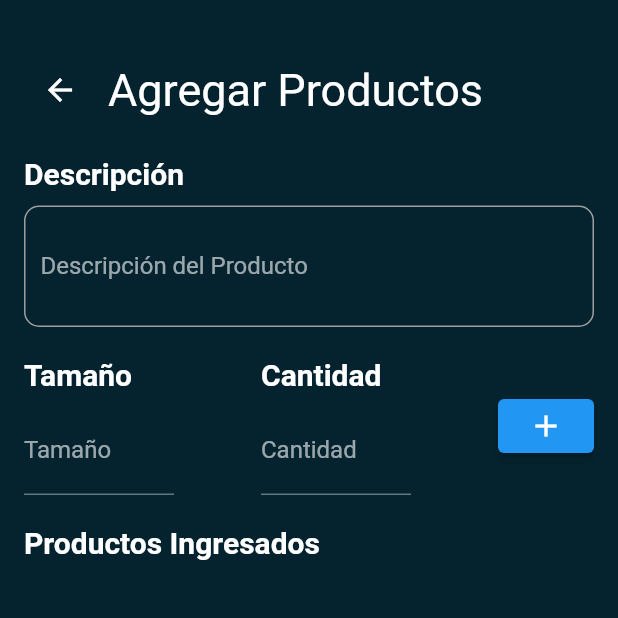
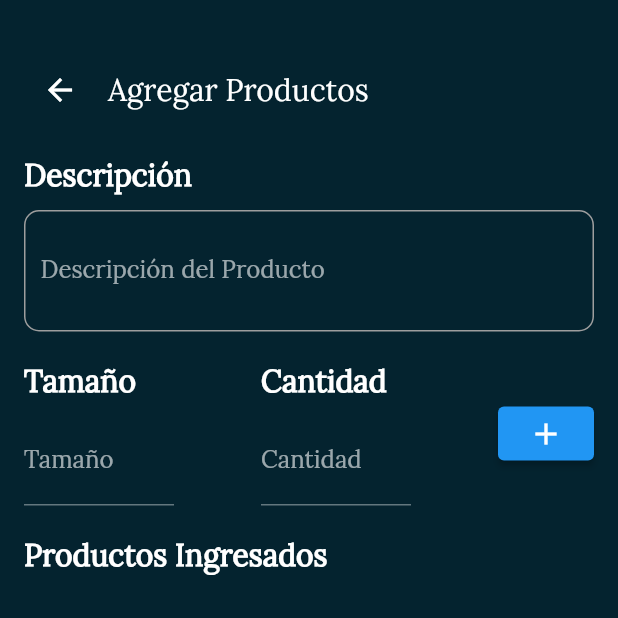
Before and after one commit to Artyonnm/ProyectoSSR, a Flutter app: the InicioInv screen opened by its route, after a tap on "Agregar productos", on a phone screen of 412 x 824 dp, the top half of it. Run offline on Flutter 3.47's test engine with Material 2 defaults, Android fonts, the phone set to English and light mode, and no system bars; network calls fail; project files that could hold a hidden picture were left out.

Commit message:
Cambios fuente

```diff
--- a/appprueba/lib/pages/AgregaProductos.dart
+++ b/appprueba/lib/pages/AgregaProductos.dart
@@ -51,8 +51,8 @@ class _AgregarProductoState extends State<AgregarProducto> {
                   const Text(
                     'Agregar Productos',
                     style: TextStyle(
-                      fontFamily: '',
-                      fontSize: 30,
+                      fontFamily: 'Lora',
+                      fontSize: 20,
                       color: Colors.white,
                     ),
                   ),
@@ -62,6 +62,7 @@ class _AgregarProductoState extends State<AgregarProducto> {
               const Text(
                 'Descripción',
                 style: TextStyle(
+                  fontFamily: 'Lora',
                   fontSize: 20,
                   fontWeight: FontWeight.bold,
                 ),
@@ -87,7 +88,10 @@ class _AgregarProductoState extends State<AgregarProducto> {
                   },
                   decoration: const InputDecoration(
                     labelText: 'Descripción del Producto',
-                    labelStyle: TextStyle(fontSize: 16),
+                    labelStyle: TextStyle(
+                      fontSize: 16,
+                      fontFamily: 'Lora',
+                    ),
                     border: InputBorder.none,
                   ),
                   minLines: 1,
@@ -109,6 +113,7 @@ class _AgregarProductoState extends State<AgregarProducto> {
                         const Text(
                           'Tamaño',
                           style: TextStyle(
+                            fontFamily: 'Lora',
                             fontSize: 20,
                             fontWeight: FontWeight.bold,
                           ),
@@ -117,7 +122,10 @@ class _AgregarProductoState extends State<AgregarProducto> {
                         Container(
                           width: 100,
                           child: TextFormField(
-                            style: const TextStyle(fontSize: 16),
+                            style: const TextStyle(
+                              fontSize: 16,
+                              fontFamily: 'Lora',
+                            ),
                             controller: controllerTamano,
                             validator: (value) {
                               if (value!.isEmpty) {
@@ -127,7 +135,10 @@ class _AgregarProductoState extends State<AgregarProducto> {
                             },
                             decoration: const InputDecoration(
                               labelText: 'Tamaño',
-                              labelStyle: TextStyle(fontSize: 16),
+                              labelStyle: TextStyle(
+                                fontSize: 16,
+                                fontFamily: 'Lora',
+                              ),
                             ),
                             onSaved: (value) {
                               setState(() {});
@@ -146,6 +157,7 @@ class _AgregarProductoState extends State<AgregarProducto> {
                         const Text(
                           'Cantidad',
                           style: TextStyle(
+                            fontFamily: 'Lora',
                             fontSize: 20,
                             fontWeight: FontWeight.bold,
                           ),
@@ -155,7 +167,10 @@ class _AgregarProductoState extends State<AgregarProducto> {
                           width: 100,
                           child: TextFormField(
                             keyboardType: TextInputType.number,
-                            style: const TextStyle(fontSize: 16),
+                            style: const TextStyle(
+                              fontSize: 16,
+                              fontFamily: 'Lora',
+                            ),
                             controller: controllerCantidad,
                             validator: (value) {
                               if (value!.isEmpty) {
@@ -165,7 +180,10 @@ class _AgregarProductoState extends State<AgregarProducto> {
                             },
                             decoration: const InputDecoration(
                               labelText: 'Cantidad',
-                              labelStyle: TextStyle(fontSize: 16),
+                              labelStyle: TextStyle(
+                                fontSize: 16,
+                                fontFamily: 'Lora',
+                              ),
                             ),
                             onSaved: (value) {
                               setState(() {});
@@ -193,6 +211,7 @@ class _AgregarProductoState extends State<AgregarProducto> {
               const Text(
                 'Productos Ingresados',
                 style: TextStyle(
+                  fontFamily: 'Lora',
                   fontSize: 20,
                   fontWeight: FontWeight.bold,
                 ),
--- a/appprueba/lib/pages/Inicio.dart
+++ b/appprueba/lib/pages/Inicio.dart
@@ -35,7 +35,7 @@ class InicioInv extends StatelessWidget {
                 'Bienvenido a Sabores de Santa Rosa',
                 textAlign: TextAlign.center,
                 style: TextStyle(
-                  fontFamily: '',
+                  fontFamily: 'Lora',
                   fontSize: 40,
                   color: Color.fromARGB(255, 255, 255, 255),
                 ),
@@ -73,6 +73,7 @@ class InicioInv extends StatelessWidget {
                             'Agregar productos',
                             textAlign: TextAlign.center,
                             style: TextStyle(
+                              fontFamily: 'Lora',
                               fontSize: 16,
                               color: Colors.white,
                             ),
@@ -106,6 +107,7 @@ class InicioInv extends StatelessWidget {
                             'Ventas',
                             textAlign: TextAlign.center,
                             style: TextStyle(
+                              fontFamily: 'Lora',
                               fontSize: 16,
                               color: Colors.white,
                             ),
@@ -144,6 +146,7 @@ class InicioInv extends StatelessWidget {
                             'Ganancias',
                             textAlign: TextAlign.center,
                             style: TextStyle(
+                              fontFamily: 'Lora',
                               fontSize: 16,
                               color: Colors.white,
                             ),
@@ -182,6 +185,7 @@ class InicioInv extends StatelessWidget {
                             'Stock',
                             textAlign: TextAlign.center,
                             style: TextStyle(
+                              fontFamily: 'Lora',
                               fontSize: 16,
                               color: Colors.white,
                             ),
@@ -216,6 +220,7 @@ class InicioInv extends StatelessWidget {
                       Text(
                         'Historial',
                         style: TextStyle(
+                          fontFamily: 'Lora',
                           fontSize: 20,
                           color: Colors.white,
                         ),
@@ -255,6 +260,7 @@ class InicioInv extends StatelessWidget {
                   child: const Text(
                     'Cerrar Sesión',
                     style: TextStyle(
+                      fontFamily: 'Lora',
                       fontWeight: FontWeight.w600,
                       fontSize: 17,
                     ),
--- a/appprueba/lib/pages/editdata.dart
+++ b/appprueba/lib/pages/editdata.dart
@@ -41,8 +41,8 @@ class _EditDataState extends State<EditData> {
         backgroundColor: Pallete.backgroundColor,
         title: const Text("Editar Producto"),
         titleTextStyle: const TextStyle(
-          fontFamily: '',
-          fontSize: 30,
+          fontFamily: 'Lora',
+          fontSize: 20,
           color: Colors.white,
         ),
       ),
```
Also changed, not shown: appprueba/lib/main.dart (+9 -3 lines), appprueba/lib/pages/Recuperar_Contrasena.dart (+4 -3 lines), appprueba/lib/pages/Registro.dart (+5 -3 lines), appprueba/lib/pages/Stock.dart (+5 -2 lines), appprueba/lib/pages/detail.dart (+33 -9 lines), appprueba/pubspec.yaml (+3 -13 lines), appprueba/assets/fonts/Lora-Regular.ttf (added).
